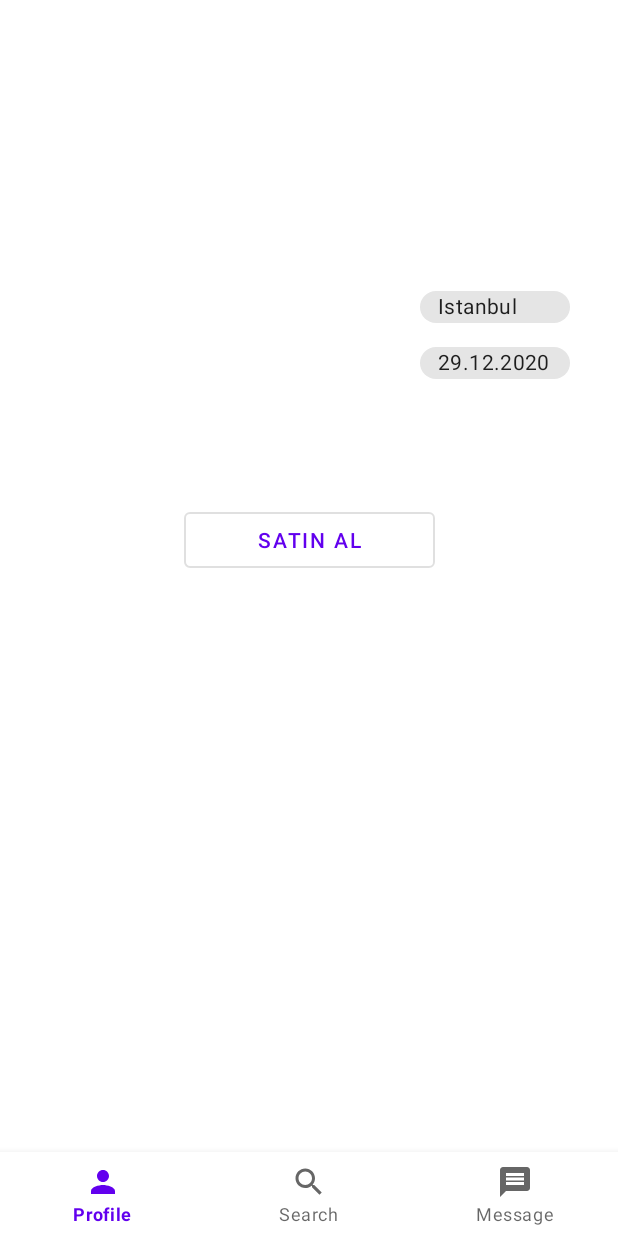
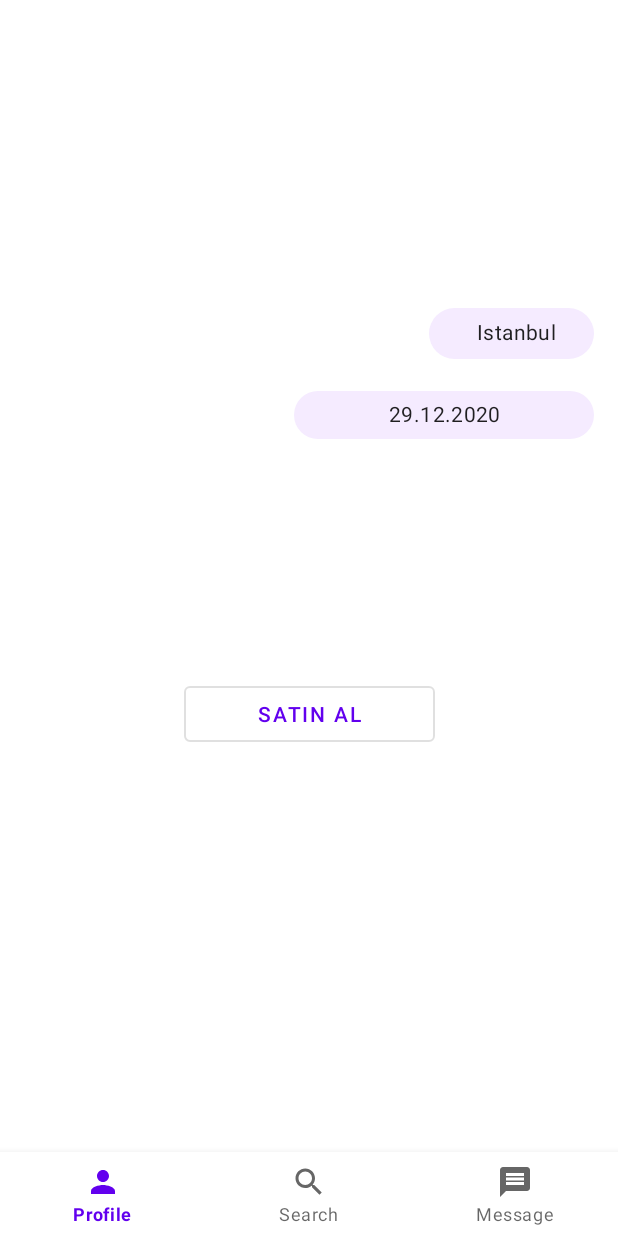
Before and after one commit to mertcanduldul/TradingMarketApp, an Android app: the fragment DetailActivity placed in its activity, on a phone screen of 412 x 824 dp. Run offline under Robolectric (Android 15) with nearby library versions, the phone set to English and light mode, and no system bars; our stand-ins replace Firebase (no records; nobody signed in at launch, a user with empty details on screens opened directly), Picasso; 4 statements that could not run were skipped.

```diff
--- a/app/src/main/java/com/mertcanduldul/app/CustomAdapter.java
+++ b/app/src/main/java/com/mertcanduldul/app/CustomAdapter.java
@@ -47,7 +47,6 @@ public class CustomAdapter extends RecyclerView.Adapter<CustomAdapter.ProductHol
         holder.textUrunAdi.setText(m.getUrun_adi());
         holder.textAciklama.setText(m.getUrun_aciklama());
         holder.textUrunFiyat.setText(m.getUrun_fiyat() + " ₺");
-        //holder.urunImage.setImageURI(Uri.parse(m.getUrun_fotograf()));
         Picasso.get().load(m.getUrun_fotograf()).into(holder.urunImage);
 
         holder.buttonDetail.setOnClickListener(new View.OnClickListener() {
@@ -57,14 +56,11 @@ public class CustomAdapter extends RecyclerView.Adapter<CustomAdapter.ProductHol
                 DetailActivity myFragment = new DetailActivity();
                 activity.getSupportFragmentManager().beginTransaction().replace(R.id.fragment_layout, myFragment).addToBackStack(null).commit();
 
-
                 Bundle bundle = new Bundle();
                 bundle.putString("urun_id", urunid);
                 bundle.putString("urun_adi", holder.textUrunAdi.getText().toString());
                 bundle.putString("urun_aciklama", holder.textAciklama.getText().toString());
                 bundle.putString("urun_fiyat", holder.textUrunFiyat.getText().toString());
-                //Uri uri = Uri.parse(m.getUrun_fotograf());
-               // bundle.putParcelable("urun_fotograf", uri);
 
                 myFragment.setArguments(bundle);
             }
--- a/app/src/main/java/com/mertcanduldul/app/DetailActivity.java
+++ b/app/src/main/java/com/mertcanduldul/app/DetailActivity.java
@@ -16,11 +16,21 @@ import androidx.annotation.Nullable;
 import androidx.annotation.RequiresApi;
 import androidx.fragment.app.Fragment;
 
+import com.google.android.material.chip.Chip;
+import com.google.firebase.database.DataSnapshot;
+import com.google.firebase.database.DatabaseError;
+import com.google.firebase.database.DatabaseReference;
+import com.google.firebase.database.FirebaseDatabase;
+import com.google.firebase.database.ValueEventListener;
+import com.squareup.picasso.Picasso;
+
 public class DetailActivity extends Fragment {
     private TextView urun_adi;
     private TextView urun_aciklama;
     private TextView urun_fiyat;
-    private ImageView imageView;
+    private ImageView urun_fotograf;
+    private Chip chipLocation, chipDate;
+
 
     @RequiresApi(api = Build.VERSION_CODES.Q)
     @Nullable
@@ -32,17 +42,40 @@ public class DetailActivity extends Fragment {
         String strurun_adi = getArguments().getString("urun_adi");
         String strurun_aciklama = getArguments().getString("urun_aciklama");
         String strurun_fiyat = getArguments().getString("urun_fiyat");
-        String strurun_fotograf = getArguments().getParcelable("urun_fotograf");
 
         urun_adi = view.findViewById(R.id.detayTextUrunAdi);
         urun_aciklama = view.findViewById(R.id.detayTextUrunAciklama);
         urun_fiyat = view.findViewById(R.id.detayTextUrunFiyat);
-        imageView = view.findViewById(R.id.imageView1);
+        urun_fotograf = view.findViewById(R.id.imageView1);
+        chipLocation = view.findViewById(R.id.chipLocation);
+        chipDate = view.findViewById(R.id.chipDate);
 
         urun_adi.setText(strurun_adi);
         urun_aciklama.setText(strurun_aciklama);
         urun_fiyat.setText(strurun_fiyat);
-        //imageView.setImageURI(urix);
+
+
+        FirebaseDatabase db = FirebaseDatabase.getInstance();
+        DatabaseReference ref = db.getReference("urun");
+
+        ref.addValueEventListener(new ValueEventListener() {
+
+            @Override
+            public void onDataChange(@NonNull DataSnapshot dataSnapshot) {
+                for (DataSnapshot d : dataSnapshot.getChildren()) {
+                    String key = d.getKey();
+                    Urun u5 = d.getValue(Urun.class);
+                    if (key.equals(u5.getUrun_id())) {
+                        Picasso.get().load(u5.getUrun_fotograf()).into(urun_fotograf);
+                        chipLocation.setText(u5.getUrun_lokasyon());
+                        chipDate.setText(u5.getUrun_yuklenme_tarih());
+                    }
+                }
+            }
+            @Override
+            public void onCancelled(@NonNull DatabaseError databaseError) {
+            }
+        });
         return view;
     }
 }
--- a/app/src/main/java/com/mertcanduldul/app/ProfileActivity.java
+++ b/app/src/main/java/com/mertcanduldul/app/ProfileActivity.java
@@ -105,7 +105,7 @@ public class ProfileActivity extends Fragment {
                         String dburunkey = u1.getUrun_sahibi_id().toString();
 
                         if (dburunkey.equals(userkey)) {
-                            urunList.add(new Urun(u1.getUrun_id(), u1.getUrun_adi(), u1.getUrun_fotograf(), u1.getUrun_aciklama(), u1.getUrun_fiyat(), u1.getUrun_sahibi_id()));
+                            urunList.add(u1);
                         }
                     }
                 }
--- a/app/src/main/res/layout/detail_layout.xml
+++ b/app/src/main/res/layout/detail_layout.xml
@@ -19,8 +19,8 @@
 
     <TextView
         android:id="@+id/detayTextUrunAdi"
-        android:layout_width="249dp"
-        android:layout_height="23dp"
+        android:layout_width="250dp"
+        android:layout_height="24dp"
         android:layout_marginStart="16dp"
         android:layout_marginTop="13dp"
         android:text="TextView"
@@ -32,10 +32,10 @@
 
     <TextView
         android:id="@+id/detayTextUrunFiyat"
-        android:layout_width="250dp"
-        android:layout_height="23dp"
+        android:layout_width="120dp"
+        android:layout_height="24dp"
         android:layout_marginStart="16dp"
-        android:layout_marginTop="4dp"
+        android:layout_marginTop="32dp"
         android:text="TextView"
         android:textSize="18sp"
         android:textStyle="bold"
@@ -44,16 +44,17 @@
 
     <TextView
         android:id="@+id/detayTextUrunAciklama"
-        android:layout_width="308dp"
-        android:layout_height="47dp"
-        android:layout_marginTop="16dp"
-        android:layout_marginEnd="68dp"
+        android:layout_width="380dp"
+        android:layout_height="74dp"
+        android:layout_marginTop="60dp"
         android:text="TextView"
         android:textAlignment="textStart"
         android:textAllCaps="false"
         android:textSize="18sp"
         android:textStyle="bold"
         app:layout_constraintEnd_toEndOf="parent"
+        app:layout_constraintHorizontal_bias="0.5"
+        app:layout_constraintStart_toStartOf="parent"
         app:layout_constraintTop_toBottomOf="@+id/detayTextUrunFiyat" />
 
     <Button
@@ -61,30 +62,37 @@
         style="?attr/materialButtonOutlinedStyle"
         android:layout_width="167dp"
         android:layout_height="49dp"
-        android:layout_marginTop="24dp"
+        android:layout_marginTop="40dp"
         android:text="SATIN AL"
         app:layout_constraintEnd_toEndOf="parent"
-        app:layout_constraintHorizontal_bias="0.5"
         app:layout_constraintStart_toStartOf="parent"
         app:layout_constraintTop_toBottomOf="@+id/detayTextUrunAciklama" />
 
     <com.google.android.material.chip.Chip
-        android:id="@+id/chip4"
-        android:layout_width="100dp"
-        android:layout_height="37dp"
-        android:layout_marginTop="2dp"
-        android:layout_marginEnd="32dp"
+        android:id="@+id/chipLocation"
+        android:layout_width="110dp"
+        android:layout_height="50dp"
+        android:layout_marginTop="13dp"
+        android:layout_marginEnd="16dp"
+        android:backgroundTint="#F5EBFF"
         android:text="Istanbul"
+        android:textAlignment="center"
+        android:textStyle="bold"
         app:layout_constraintEnd_toEndOf="parent"
-        app:layout_constraintTop_toBottomOf="@+id/imageView1" />
+        app:layout_constraintTop_toBottomOf="@+id/imageView1"
+        app:textEndPadding="0dp" />
 
     <com.google.android.material.chip.Chip
-        android:id="@+id/chip5"
-        android:layout_width="100dp"
-        android:layout_height="37dp"
-        android:layout_marginEnd="32dp"
+        android:id="@+id/chipDate"
+        android:layout_width="200dp"
+        android:layout_height="48dp"
+        android:layout_marginTop="5dp"
+        android:layout_marginEnd="16dp"
+        android:backgroundTint="#F5EBFF"
         android:text="29.12.2020"
+        android:textAlignment="center"
+        android:textStyle="bold"
         app:layout_constraintEnd_toEndOf="parent"
-        app:layout_constraintTop_toBottomOf="@+id/chip4" />
+        app:layout_constraintTop_toBottomOf="@+id/chipLocation" />
 
 </androidx.constraintlayout.widget.ConstraintLayout>
```
Also changed, not shown: app/src/main/java/com/mertcanduldul/app/AddProduct.java (+26 -86 lines), app/src/main/java/com/mertcanduldul/app/Urun.java (+22 -2 lines), app/src/main/res/layout/addproduct_layout.xml (+0 -10 lines).
